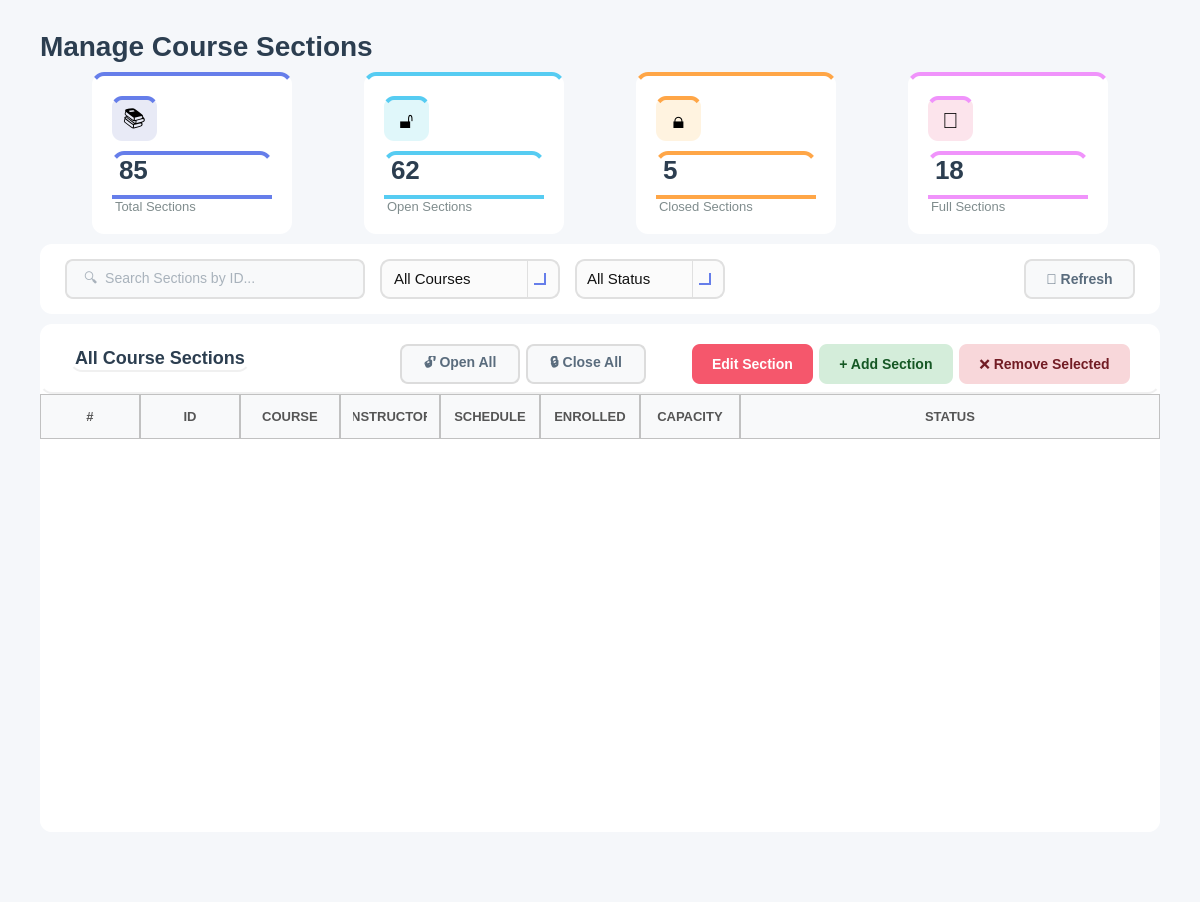
First picture: the form in app_ui/admin_ui/submenus_ui/manage_sections.ui, repository Yasser-Daffa/ECE-Course-Registeration, before the edit.
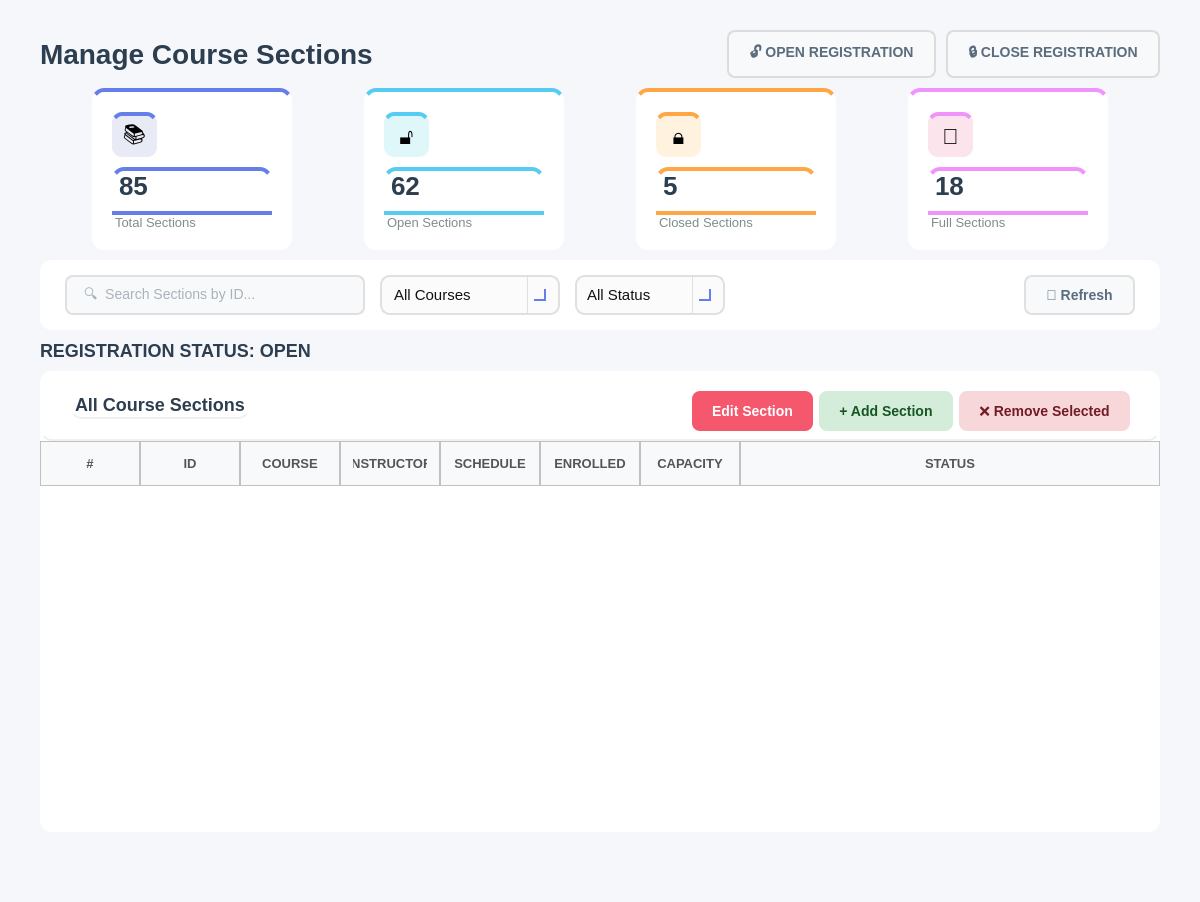
Second picture: the form after the edit. Icons and pictures are not drawn.

Commit message: added labelStatus for registration status

What changed in the file:
```diff
--- a/app_ui/admin_ui/submenus_ui/manage_sections.ui
+++ b/app_ui/admin_ui/submenus_ui/manage_sections.ui
@@ -57,6 +57,96 @@
        </property>
       </spacer>
      </item>
+     <item>
+      <widget class="QPushButton" name="buttonOpenAll">
+       <property name="minimumSize">
+        <size>
+         <width>120</width>
+         <height>40</height>
+        </size>
+       </property>
+       <property name="cursor">
+        <cursorShape>PointingHandCursor</cursorShape>
+       </property>
+       <property name="styleSheet">
+        <string notr="true">QPushButton {
+    background-color: #f8f9fa;
+    color: #5a6c7d;
+    border: 2px solid #dcdcdc;
+    border-radius: 8px;
+    font-size: 14px;
+    font-weight: bold;
+    padding: 10px 20px;
+}
+
+QPushButton:hover {
+    border-color: #f5b562;      /* warm yellow-gold */
+    color: #d7984d;             /* matching soft text */
+}
+
+QPushButton:pressed {
+    background-color: #e9ecef;
+    border-color: #e49c46;
+    color: #c37b32;
+}
+
+QPushButton:disabled {
+    background-color: #f1f3f4;
+    border-color: #d0d0d0;
+    color: #9aa3ab;
+}
+</string>
+       </property>
+       <property name="text">
+        <string>🔓 OPEN REGISTRATION</string>
+       </property>
+      </widget>
+     </item>
+     <item>
+      <widget class="QPushButton" name="buttonCloseAll">
+       <property name="minimumSize">
+        <size>
+         <width>120</width>
+         <height>40</height>
+        </size>
+       </property>
+       <property name="cursor">
+        <cursorShape>PointingHandCursor</cursorShape>
+       </property>
+       <property name="styleSheet">
+        <string notr="true">QPushButton {
+    background-color: #f8f9fa;
+    color: #5a6c7d;
+    border: 2px solid #dcdcdc;
+    border-radius: 8px;
+    font-size: 14px;
+    font-weight: bold;
+    padding: 10px 20px;
+}
+
+QPushButton:hover {
+    border-color: #f5b562;      /* warm yellow-gold */
+    color: #d7984d;             /* matching soft text */
+}
+
+QPushButton:pressed {
+    background-color: #e9ecef;
+    border-color: #e49c46;
+    color: #c37b32;
+}
+
+QPushButton:disabled {
+    background-color: #f1f3f4;
+    border-color: #d0d0d0;
+    color: #9aa3ab;
+}
+</string>
+       </property>
+       <property name="text">
+        <string>🔒 CLOSE REGISTRATION</string>
+       </property>
+      </widget>
+     </item>
     </layout>
    </item>
    <item>
@@ -740,6 +830,16 @@
      </layout>
     </widget>
    </item>
+   <item>
+    <widget class="QLabel" name="labelStatus">
+     <property name="styleSheet">
+      <string notr="true">font-size: 18px; font-weight: bold; color: #2c3e50; background: transparent;</string>
+     </property>
+     <property name="text">
+      <string>REGISTRATION STATUS: OPEN</string>
+     </property>
+    </widget>
+   </item>
    <item>
     <widget class="QFrame" name="sectionsTableFrame">
      <property name="styleSheet">
@@ -820,96 +920,6 @@
            </property>
           </spacer>
          </item>
-         <item>
-          <widget class="QPushButton" name="buttonOpenAll">
-           <property name="minimumSize">
-            <size>
-             <width>120</width>
-             <height>40</height>
-            </size>
-           </property>
-           <property name="cursor">
-            <cursorShape>PointingHandCursor</cursorShape>
-           </property>
-           <property name="styleSheet">
-            <string notr="true">QPushButton {
-    background-color: #f8f9fa;
-    color: #5a6c7d;
-    border: 2px solid #dcdcdc;
-    border-radius: 8px;
-    font-size: 14px;
-    font-weight: bold;
-    padding: 10px 20px;
-}
-
-QPushButton:hover {
-    border-color: #f5b562;      /* warm yellow-gold */
-    color: #d7984d;             /* matching soft text */
-}
-
-QPushButton:pressed {
-    background-color: #e9ecef;
-    border-color: #e49c46;
-    color: #c37b32;
-}
-
-QPushButton:disabled {
-    background-color: #f1f3f4;
-    border-color: #d0d0d0;
-    color: #9aa3ab;
-}
-</string>
-           </property>
-           <property name="text">
-            <string>🔓 Open All</string>
-           </property>
-          </widget>
-         </item>
-         <item>
-          <widget class="QPushButton" name="buttonCloseAll">
-           <property name="minimumSize">
-            <size>
-             <width>120</width>
-             <height>40</height>
-            </size>
-           </property>
-           <property name="cursor">
-            <cursorShape>PointingHandCursor</cursorShape>
-           </property>
-           <property name="styleSheet">
-            <string notr="true">QPushButton {
-    background-color: #f8f9fa;
-    color: #5a6c7d;
-    border: 2px solid #dcdcdc;
-    border-radius: 8px;
-    font-size: 14px;
-    font-weight: bold;
-    padding: 10px 20px;
-}
-
-QPushButton:hover {
-    border-color: #f5b562;      /* warm yellow-gold */
-    color: #d7984d;             /* matching soft text */
-}
-
-QPushButton:pressed {
-    background-color: #e9ecef;
-    border-color: #e49c46;
-    color: #c37b32;
-}
-
-QPushButton:disabled {
-    background-color: #f1f3f4;
-    border-color: #d0d0d0;
-    color: #9aa3ab;
-}
-</string>
-           </property>
-           <property name="text">
-            <string>🔒 Close All</string>
-           </property>
-          </widget>
-         </item>
          <item>
           <spacer name="tableTitleSpacer">
            <property name="orientation">
```
The commit also changes 1 other file.
